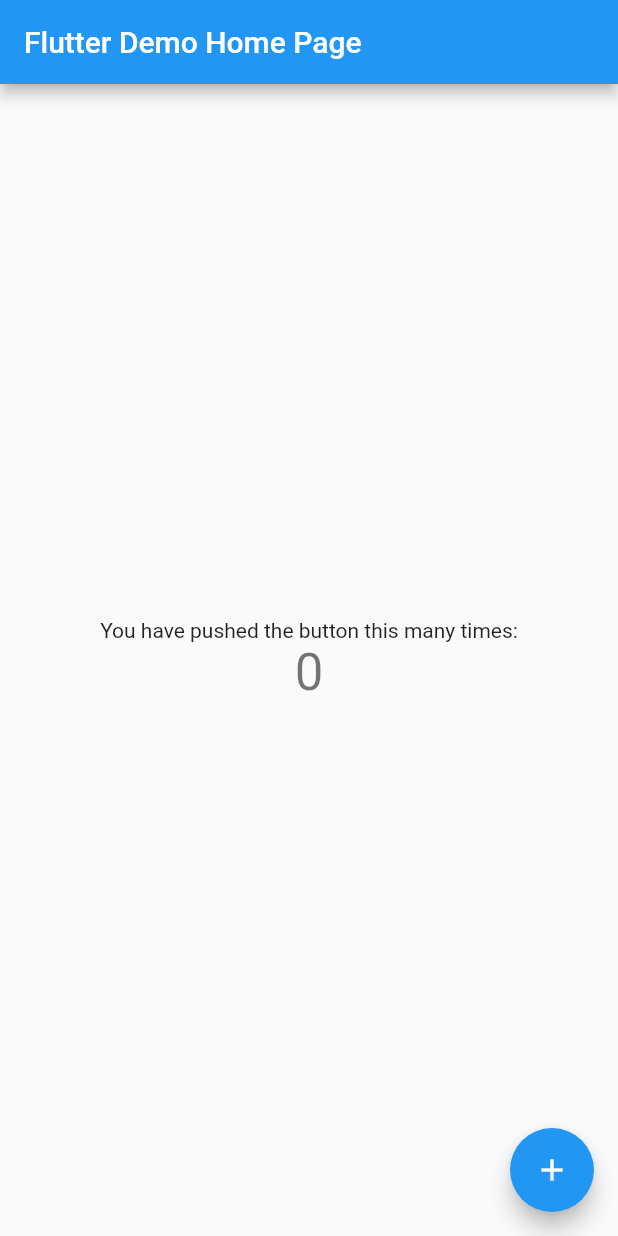
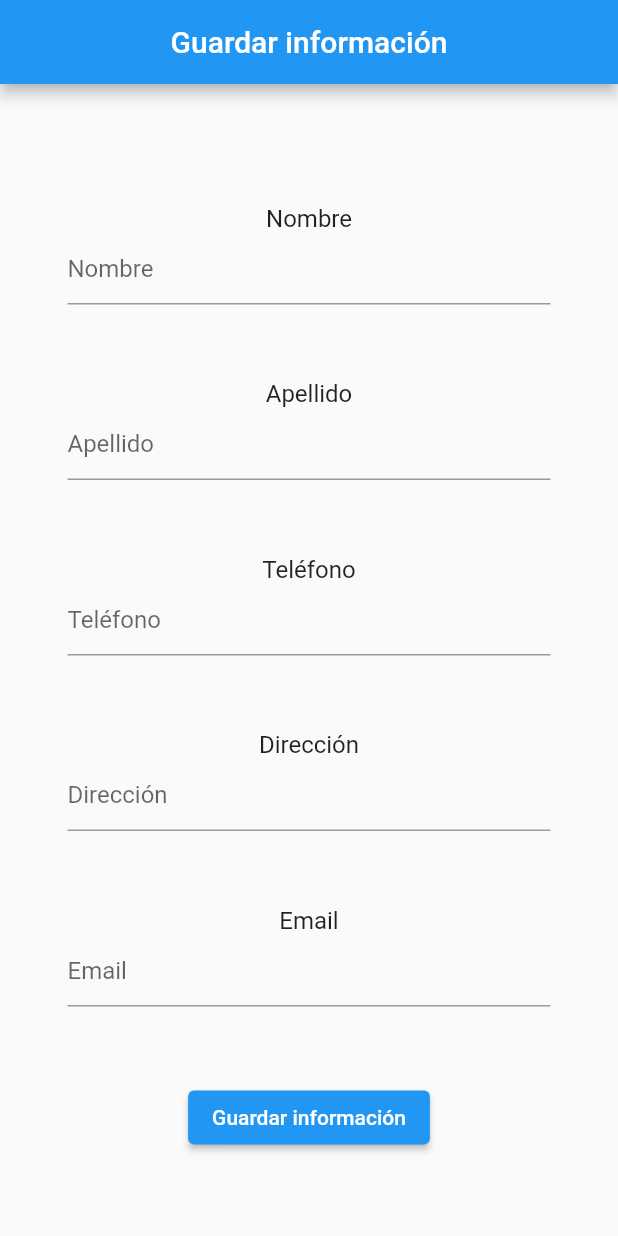
Before and after one commit to Eduardo0515/appMovil2, a Flutter app: the screen it shows after launch, on a phone screen of 412 x 824 dp. Run offline on Flutter 3.47's test engine with Material 2 defaults, Android fonts, the phone set to English and light mode, and no system bars.

Commit message:
adding saveprofile

```diff
--- a/lib/main.dart
+++ b/lib/main.dart
@@ -1,3 +1,7 @@
+import 'dart:io';
+
+import 'package:appflutterc3movil/src/pages/saveprofile.dart';
+import 'package:appflutterc3movil/src/pages/updateprofile.dart';
 import 'package:flutter/material.dart';
 
 void main() {
@@ -12,7 +16,7 @@
       theme: ThemeData(
         primarySwatch: Colors.blue,
       ),
-      home: MyHomePage(title: 'Flutter Demo Home Page'),
+      home: SaveProfile(),
     );
   }
 }
--- /dev/null
+++ b/lib/src/models/userprofile.dart
@@ -0,0 +1,23 @@
+class UserProfile {
+  final int id;
+  final String name;
+  final String lastName;
+  final String phone;
+  final String address;
+  final int user;
+  final String email;
+
+  UserProfile({this.id, this.name, this.lastName, this.phone, this.address, this.user, this.email});
+
+  factory UserProfile.fromJson(Map<String, dynamic> json) {
+    return UserProfile(
+      id: json['id'],
+      name: json['name'],
+      lastName: json['lastName'],
+      phone: json['phone'],
+      address: json['address'],
+      user: json['user'],
+      email: json['email'],
+    );
+  }
+}
--- /dev/null
+++ b/lib/src/pages/saveprofile.dart
@@ -0,0 +1,217 @@
+import 'dart:async';
+import 'dart:convert';
+
+import 'package:appflutterc3movil/src/models/UserProfile.dart';
+import 'package:flutter/material.dart';
+import 'package:flutter/services.dart';
+import 'package:http/http.dart' as http;
+
+class SaveProfile extends StatefulWidget {
+  @override
+  State<SaveProfile> createState() => _SaveProfileState();
+}
+
+class _SaveProfileState extends State<SaveProfile> {
+  final TextEditingController _cntrlrName = TextEditingController();
+  final TextEditingController _cntrlrLName = TextEditingController();
+  final TextEditingController _cntrlrPhone = TextEditingController();
+  final TextEditingController _cntrlrAddress = TextEditingController();
+  final TextEditingController _cntrlrUser = TextEditingController();
+  final TextEditingController _cntrlrEmail = TextEditingController();
+
+  Future<UserProfile> _futureUser;
+  String error = "";
+  @override
+  void initState() {
+    super.initState();
+  }
+
+  Widget build(BuildContext context) {
+    return Scaffold(
+        appBar: AppBar(
+          centerTitle: true,
+          title: Text('Guardar información'),
+        ),
+        body: SingleChildScrollView(
+          child: (_futureUser == null)
+              ? Column(
+                  children: [
+                    Container(
+                      padding: EdgeInsets.symmetric(horizontal: 45),
+                      //color: Color.fromRGBO(249, 246, 239, 1.0),
+                      child: Column(
+                        children: [
+                          SizedBox(
+                            height: 80.0,
+                          ),
+                          _userTextField("Nombre", _cntrlrName),
+                          SizedBox(
+                            height: 50.0,
+                          ),
+                          _userTextField('Apellido', _cntrlrLName),
+                          SizedBox(
+                            height: 50.0,
+                          ),
+                          _userNumberField('Teléfono'),
+                          SizedBox(
+                            height: 50.0,
+                          ),
+                          _userTextField('Dirección', _cntrlrAddress),
+                          SizedBox(
+                            height: 50.0,
+                          ),
+                          _userTextField('Email', _cntrlrEmail),
+                          SizedBox(
+                            height: 50.0,
+                          ),
+                          _btnUpdate(),
+                          SizedBox(
+                            height: 50.0,
+                          ),
+                        ],
+                      ),
+                    ),
+                  ],
+                )
+              : FutureBuilder<UserProfile>(
+                  future: _futureUser,
+                  builder: (context, snapshot) {
+                    if (snapshot.hasData) {
+                      return Center(
+                        child: Container(
+                          padding: EdgeInsets.symmetric(horizontal: 50),
+                          //color: Color.fromRGBO(249, 246, 239, 1.0),
+                          child: Column(
+                            children: [
+                              SizedBox(
+                                height: 80.0,
+                              ),
+                              _textData(snapshot.data.name, "Nombre"),
+                              SizedBox(
+                                height: 50.0,
+                              ),
+                              _textData(snapshot.data.lastName, "Apellido"),
+                              SizedBox(
+                                height: 50.0,
+                              ),
+                              _textData(snapshot.data.phone, "Teléfono"),
+                              SizedBox(
+                                height: 50.0,
+                              ),
+                              _textData(snapshot.data.address, "Dirección"),
+                              SizedBox(
+                                height: 50.0,
+                              ),
+                              _textData(snapshot.data.email, "Correo"),
+                              SizedBox(
+                                height: 50,
+                              ),
+                            ],
+                          ),
+                        ),
+                      );
+                    } else if (snapshot.hasError) {
+                      return Text("${snapshot.error}");
+                    }
+
+                    return Center(
+                      child: Container(
+                          padding: EdgeInsets.symmetric(
+                              horizontal: 100, vertical: 100),
+                          child: Text(
+                              "Ha ocurrido un error, llene todos los campos y verifique que las entradas sean correctas.")),
+                    );
+                  },
+                ),
+        ));
+  }
+
+  _userTextField(hint, controller) {
+    return Container(
+        child: Column(
+      children: [
+        Text(hint, style: TextStyle(fontSize: 16)),
+        TextField(
+          keyboardType: TextInputType.name,
+          controller: controller,
+          decoration: InputDecoration(counterText: "", hintText: hint),
+          maxLength: 100,
+        ),
+      ],
+    ));
+  }
+
+  _textData(text, description) {
+    return new Container(
+      //padding: const EdgeInsets.symmetric(vertical: 1.0, horizontal: 10.0),
+      child: Card(
+          color: Colors.white,
+          child: new Container(
+            padding:
+                const EdgeInsets.symmetric(vertical: 25.0, horizontal: 130.0),
+            child: Column(
+              children: <Widget>[
+                Text(description + ": " + text,
+                    style: TextStyle(fontSize: 20.0, color: Colors.black)),
+              ],
+            ),
+          ),
+          shadowColor: Colors.grey),
+    );
+  }
+
+  _userNumberField(hint) {
+    return Container(
+        child: Column(
+      children: [
+        Text(hint, style: TextStyle(fontSize: 16)),
+        TextField(
+          keyboardType: TextInputType.number,
+          controller: _cntrlrPhone,
+          decoration: InputDecoration(hintText: hint, counterText: ""),
+          inputFormatters: <TextInputFormatter>[
+            FilteringTextInputFormatter.digitsOnly
+          ],
+          maxLength: 10,
+        ),
+      ],
+    ));
+  }
+
+  _btnUpdate() {
+    return ElevatedButton(
+      child: Text('Guardar información'),
+      onPressed: () {
+        setState(() {
+          _futureUser = saveUserProfile(_cntrlrName.text, _cntrlrLName.text,
+              _cntrlrPhone.text, _cntrlrAddress.text, 42, _cntrlrEmail.text);
+        });
+      },
+    );
+  }
+}
+
+Future<UserProfile> saveUserProfile(String name, String lName, String phone,
+    String address, int user, String email) async {
+  final response = await http.post(
+    Uri.parse('http://34.239.109.204/api/v1/profile/profile_list/'),
+    headers: <String, String>{
+      'Content-Type': 'application/json',
+      "Authorization": "Token cbb26288d097255ebf4e4a02339ad53561e64c40"
+    },
+    body: jsonEncode(<String, dynamic>{
+      'name': name,
+      'lastName': lName,
+      'phone': phone,
+      'address': address,
+      'user': user,
+      'email': email
+    }),
+  );
+  print(response.statusCode);
+  if (response.statusCode == 200) {
+    return UserProfile.fromJson(jsonDecode(response.body));
+  } else {
+    print("Failed to load user " + response.body);
+  }
+}
--- a/pubspec.yaml
+++ b/pubspec.yaml
@@ -49,6 +49,8 @@
   # assets:
   #   - images/a_dot_burr.jpeg
   #   - images/a_dot_ham.jpeg
+  assets:
+    - assets/
 
   # An image asset can refer to one or more resolution-specific "variants", see
   # https://flutter.dev/assets-and-images/#resolution-aware.
```
Also changed, not shown: lib/src/pages/updateprofile.dart (added, +202 -0 lines), 1 other file.
